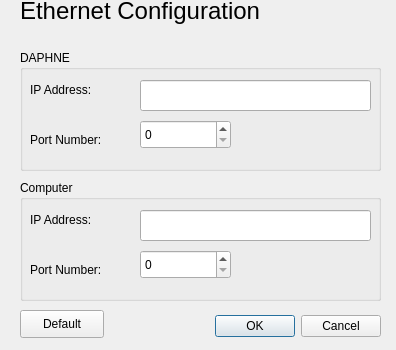
This is dialogethernetconfiguration.ui in ecristal/daphne_gui as Qt 5 draws it before an edit. The edited form follows.
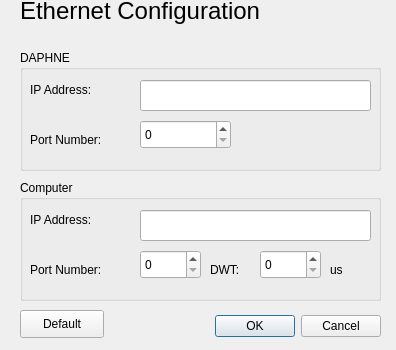
This is the edited form.

The edit to the form file:
```diff
--- a/dialogethernetconfiguration.ui
+++ b/dialogethernetconfiguration.ui
@@ -162,7 +162,7 @@
      <rect>
       <x>120</x>
       <y>70</y>
-      <width>91</width>
+      <width>61</width>
       <height>29</height>
      </rect>
     </property>
@@ -170,6 +170,45 @@
      <number>100000</number>
     </property>
    </widget>
+   <widget class="QLabel" name="label_12">
+    <property name="geometry">
+     <rect>
+      <x>190</x>
+      <y>80</y>
+      <width>41</width>
+      <height>20</height>
+     </rect>
+    </property>
+    <property name="text">
+     <string>DWT:</string>
+    </property>
+   </widget>
+   <widget class="QSpinBox" name="spinBoxDW">
+    <property name="geometry">
+     <rect>
+      <x>240</x>
+      <y>70</y>
+      <width>61</width>
+      <height>29</height>
+     </rect>
+    </property>
+    <property name="maximum">
+     <number>100000</number>
+    </property>
+   </widget>
+   <widget class="QLabel" name="label_13">
+    <property name="geometry">
+     <rect>
+      <x>310</x>
+      <y>80</y>
+      <width>41</width>
+      <height>20</height>
+     </rect>
+    </property>
+    <property name="text">
+     <string>us</string>
+    </property>
+   </widget>
   </widget>
   <widget class="QPushButton" name="pushButtonDefault">
    <property name="geometry">
```
